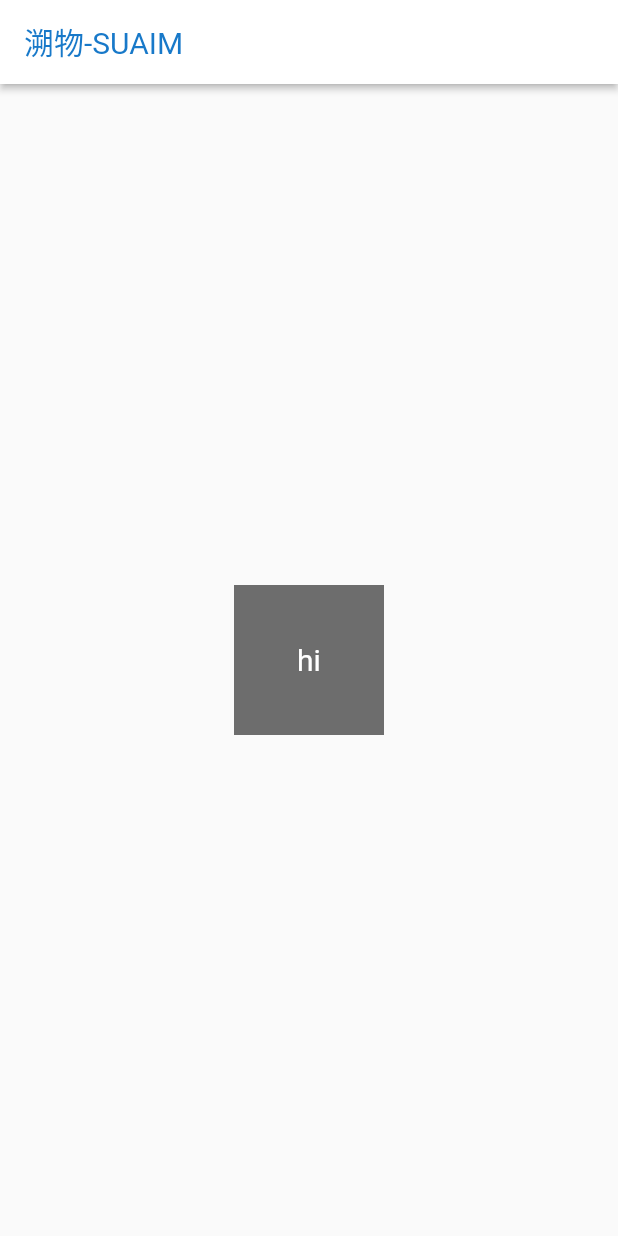
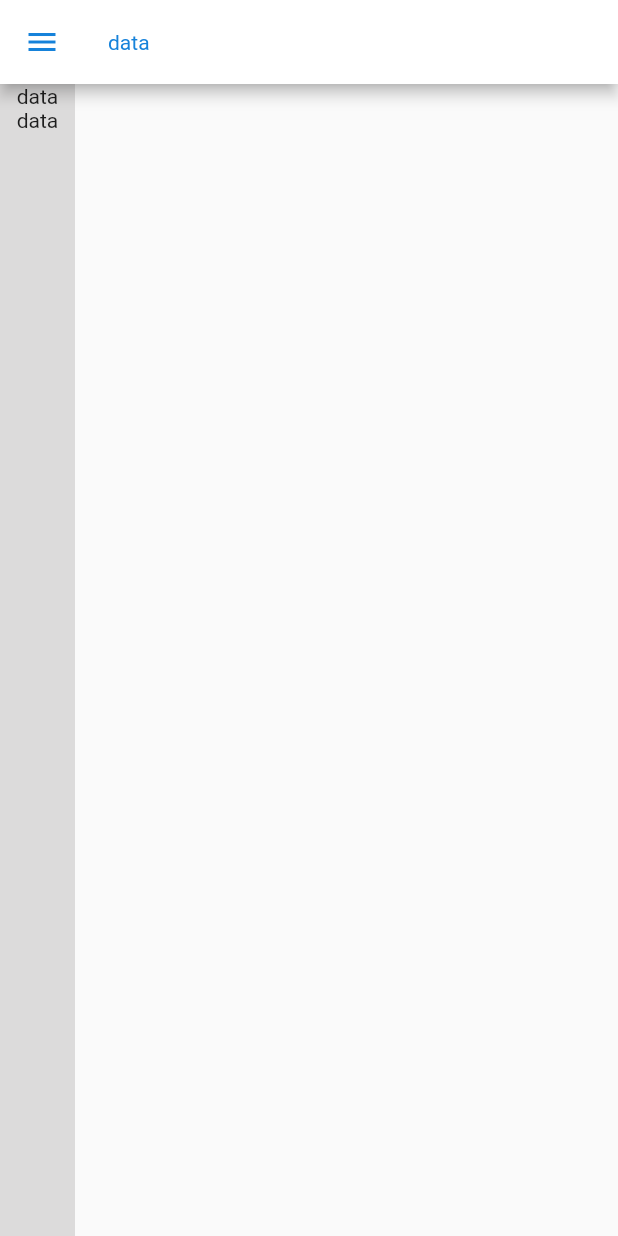
Before and after one commit to tdccj/SUAIM-Flutter, a Flutter app: the screen it shows after launch, on a phone screen of 412 x 824 dp. Run offline on Flutter 3.47's test engine with Material 2 defaults, Android fonts, the phone set to English and light mode, and no system bars; Roboto replaces fonts that are missing (HarmonyOS_Sans_SC); project files that could hold a hidden picture were left out.

Commit message:
set_drawer

```diff
--- a/lib/main.dart
+++ b/lib/main.dart
@@ -1,22 +1,25 @@
 import 'package:flutter/material.dart';
 
 void main() {
-  runApp(MaterialApp(
+  runApp(
+    MaterialApp(
+      debugShowCheckedModeBanner: false, //移除debug标志
       theme: ThemeData(
           fontFamily: 'HarmonyOS_Sans_SC'), // 设置全局主题样式，字体为‘HarmonyOS_Sans_SC’
       home: Scaffold(
         // 构建主界面
+        body: const MyApp(), // 设置主界面内容为MyApp组件
+        drawer: const Drawer(),
         appBar: AppBar(
-          // 设置顶部导航栏
-          title: const Text("溯物-SUAIM", // 设置标题文本内容
-              style: TextStyle(
-                  color: Color.fromARGB(255, 24, 121, 201), // 设置标题颜色
-                  fontWeight: FontWeight.w400)), // 设置标题文本的字体粗细
-          backgroundColor: Colors.white, // 设置导航栏背景颜色
-          elevation: 2, // 设置导航栏底部阴影的高度
+          title: const Text('data'),
+          titleTextStyle:
+              const TextStyle(color: Color.fromARGB(255, 22, 130, 218)),
+          backgroundColor: Colors.white,
+          foregroundColor: const Color.fromARGB(255, 22, 130, 218),
         ),
-        body: const MyApp(), // 设置主界面内容为MyApp组件
-      )));
+      ),
+    ),
+  );
 }
 
 class MyApp extends StatelessWidget {
@@ -25,22 +28,10 @@ class MyApp extends StatelessWidget {
   @override
   Widget build(BuildContext context) {
     // 构建MyApp组件
-    return Center(
-        // 子组件居中对齐
-        child: Container(
-      // 创建容器
-      alignment: Alignment.center,
-      // 子组件居中对齐
-      width: 100, // 设置容器宽度
-      height: 100, // 设置容器高度
-      decoration: const BoxDecoration(
-          color: Color.fromARGB(255, 109, 109, 109)), // 设置容器背景颜色
-      child: const Text(
-        // 创建文本组件
-        "hi", // 设置文本内容
-        style: TextStyle(
-            fontSize: 20, color: Color.fromARGB(255, 255, 255, 255)), // 设置文本颜色
-      ),
-    ));
+    return Container(
+      width: 50,
+      color: const Color.fromARGB(255, 220, 219, 219),
+      child: const Column(children: [Text('data'), Text('data')]),
+    );
   }
 }
```
